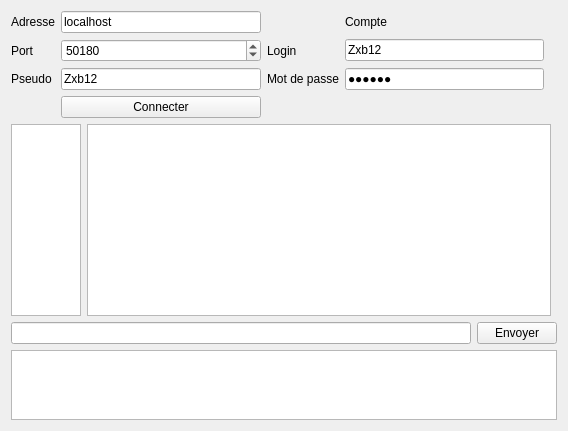
Old version of the form Chat-Client/fenprincipale.ui in the repository Zxb12/Chat.
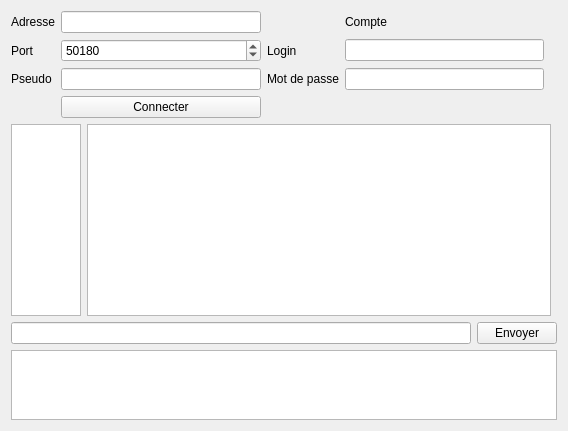
New version of the form.

Commit message: Sauvegarde de la configuration du client

```diff
--- a/Chat-Client/fenprincipale.ui
+++ b/Chat-Client/fenprincipale.ui
@@ -38,7 +38,7 @@
      <item row="0" column="1">
       <widget class="QLineEdit" name="adresse">
        <property name="text">
-        <string>localhost</string>
+        <string/>
        </property>
       </widget>
      </item>
@@ -75,7 +75,7 @@
      <item row="2" column="1">
       <widget class="QLineEdit" name="pseudo">
        <property name="text">
-        <string>Zxb12</string>
+        <string/>
        </property>
       </widget>
      </item>
@@ -119,7 +119,7 @@
      <item row="1" column="3">
       <widget class="QLineEdit" name="login">
        <property name="text">
-        <string>Zxb12</string>
+        <string/>
        </property>
        <property name="echoMode">
         <enum>QLineEdit::Normal</enum>
@@ -136,7 +136,7 @@
      <item row="2" column="3">
       <widget class="QLineEdit" name="password">
        <property name="text">
-        <string>123456</string>
+        <string/>
        </property>
        <property name="echoMode">
         <enum>QLineEdit::Password</enum>
```
The commit also changes 2 other files.
